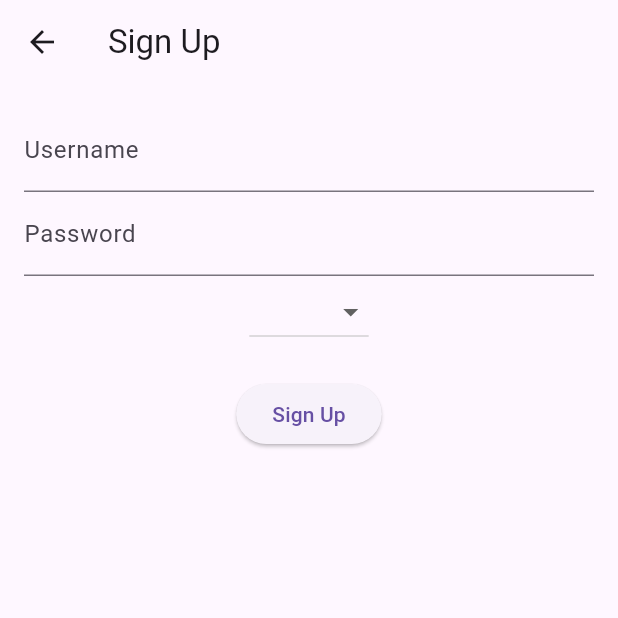
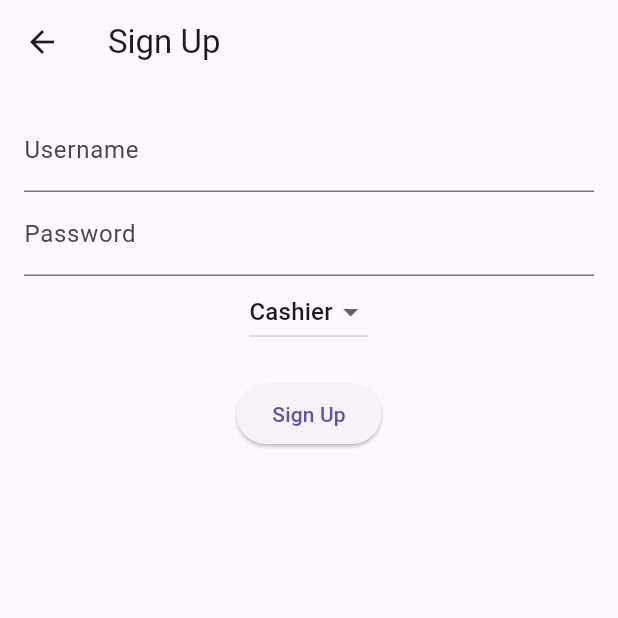
Before and after one commit to AnthonySfeir27/PointOfSale, a Flutter app: the SignupScreen screen opened by its route, on a phone screen of 412 x 824 dp, the top half of it. Run offline on Flutter 3.47's test engine with Material 3 defaults, Android fonts, the phone set to English and light mode, and no system bars.

Commit message:
tesint github

```diff
--- a/lib/main.dart
+++ b/lib/main.dart
@@ -3,7 +3,7 @@ import 'screens/login_screen.dart';
 import 'screens/home_page.dart';
 import 'screens/signup_screen.dart';
 import 'services/user_service.dart';
-
+//testtest
 void main() {
   runApp(const MyApp());
 }
--- a/lib/screens/signup_screen.dart
+++ b/lib/screens/signup_screen.dart
@@ -11,7 +11,7 @@ class SignupScreen extends StatefulWidget {
 class _SignupScreenState extends State<SignupScreen> {
   final _usernameController = TextEditingController();
   final _passwordController = TextEditingController();
-  String _role = 'customer';
+  String _role = 'cashier';
   bool _loading = false;
   String? _error;
 
```
